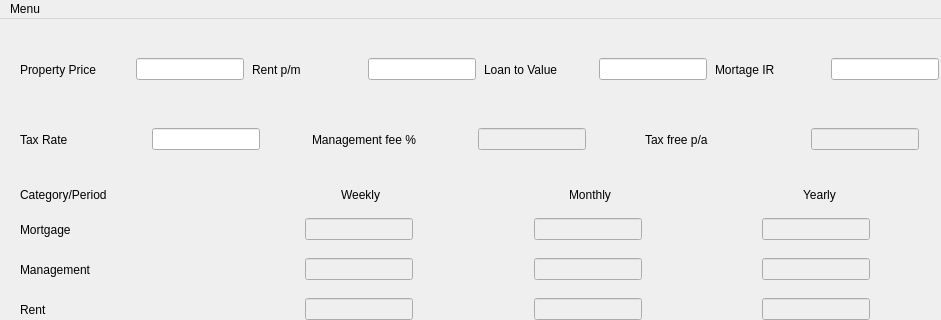
This is ui/property-investor.ui in Desislav-Petrov/buytolet-calculator as Qt 5 draws it before an edit; both pictures show x 0 to 941 and y 0 to 320 of the 941 by 522 pixel window. The edited form follows.
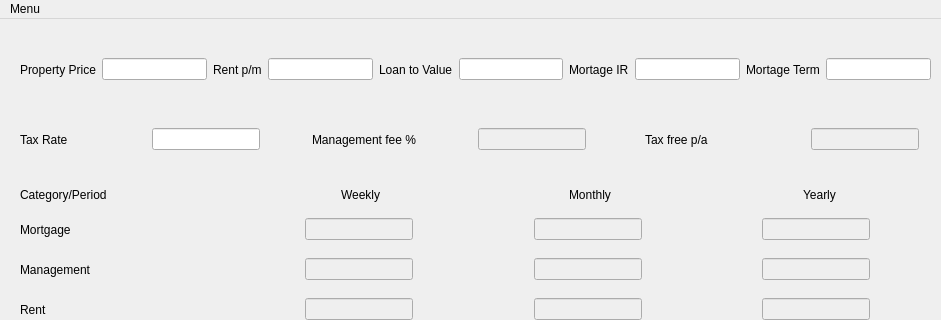
This is the edited form.

What changed in the file:
```diff
--- a/ui/property-investor.ui
+++ b/ui/property-investor.ui
@@ -356,7 +356,7 @@
      <rect>
       <x>20</x>
       <y>30</y>
-      <width>921</width>
+      <width>911</width>
       <height>41</height>
      </rect>
     </property>
@@ -398,9 +398,19 @@
        </property>
       </widget>
      </item>
-     <item alignment="Qt::AlignLeft">
+     <item>
       <widget class="QLineEdit" name="mortgage_ir"/>
      </item>
+     <item>
+      <widget class="QLabel" name="label_17">
+       <property name="text">
+        <string>Mortage Term</string>
+       </property>
+      </widget>
+     </item>
+     <item>
+      <widget class="QLineEdit" name="mortgage_term"/>
+     </item>
     </layout>
    </widget>
    <widget class="QWidget" name="horizontalLayoutWidget_8">
```
Left out of the diff: 2 changed lines with no effect on the pictures.
